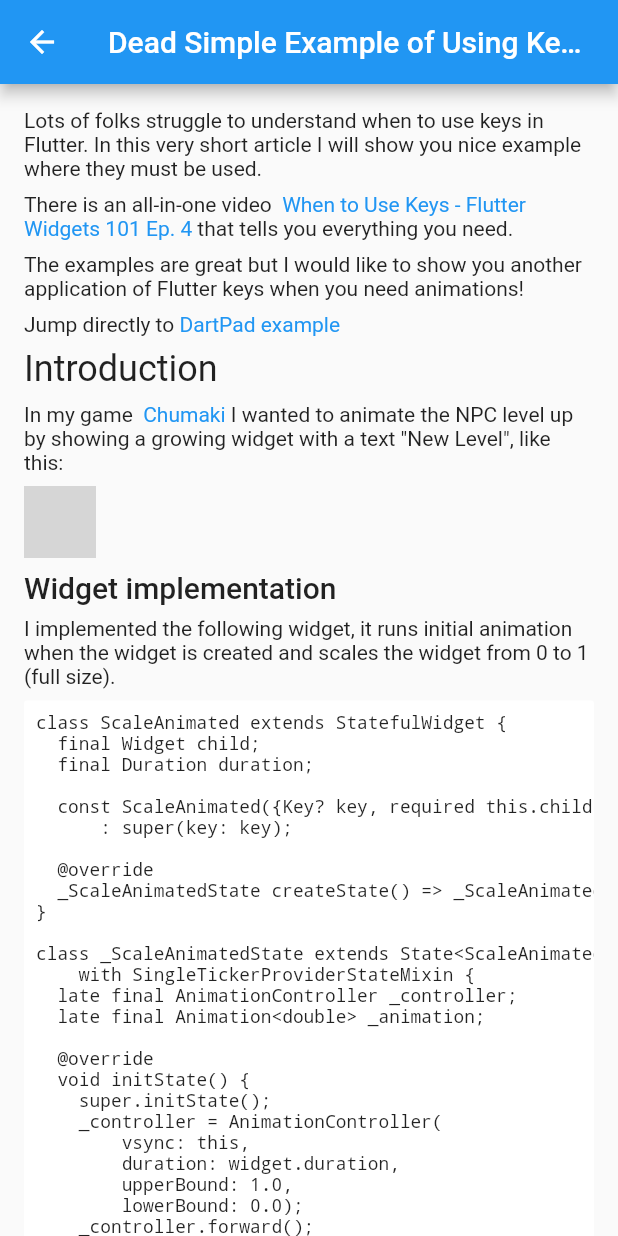
After one commit to gladimdim/metapersona, a Flutter app: the PostView screen opened by its route, on a phone screen of 412 x 824 dp. The commit adds this screen. Run offline on Flutter 3.47's test engine with Material 2 defaults, Android fonts, the phone set to English and light mode, and no system bars; our stand-ins replace flutter_markdown, shared_preferences; accounts and stored records are empty; generated files the repository leaves out were written again; grey boxes are pictures that could not be loaded.

Commit message:
First dummy Post rendered.

````diff
--- a/lib/src/app.dart
+++ b/lib/src/app.dart
@@ -1,6 +1,8 @@
 import 'package:flutter/material.dart';
 import 'package:flutter_gen/gen_l10n/app_localizations.dart';
 import 'package:flutter_localizations/flutter_localizations.dart';
+import 'package:metapersona/src/posts/post.dart';
+import 'package:metapersona/src/posts/post_view.dart';
 
 import 'sample_feature/sample_item_details_view.dart';
 import 'sample_feature/sample_item_list_view.dart';
@@ -25,15 +27,7 @@ class MyApp extends StatelessWidget {
       animation: settingsController,
       builder: (BuildContext context, Widget? child) {
         return MaterialApp(
-          // Providing a restorationScopeId allows the Navigator built by the
-          // MaterialApp to restore the navigation stack when a user leaves and
-          // returns to the app after it has been killed while running in the
-          // background.
           restorationScopeId: 'metapersona',
-
-          // Provide the generated AppLocalizations to the MaterialApp. This
-          // allows descendant Widgets to display the correct translations
-          // depending on the user's locale.
           localizationsDelegates: const [
             AppLocalizations.delegate,
             GlobalMaterialLocalizations.delegate,
@@ -41,8 +35,8 @@ class MyApp extends StatelessWidget {
             GlobalCupertinoLocalizations.delegate,
           ],
           supportedLocales: const [
-            Locale('en'), // English, no country code
-            Locale('uk'), // Ukrainian
+            Locale('en'),
+            Locale('uk'),
           ],
           locale: settingsController.locale,
           onGenerateTitle: (BuildContext context) =>
@@ -64,6 +58,9 @@ class MyApp extends StatelessWidget {
                   case SampleItemDetailsView.routeName:
                     return const SampleItemDetailsView();
                   case SampleItemListView.routeName:
+                    return const SampleItemListView();
+                  case PostView.routeNamePrefix:
+                    return PostView(post: firstArticle);
                   default:
                     return const SampleItemListView();
                 }
--- /dev/null
+++ b/lib/src/posts/post.dart
@@ -0,0 +1,118 @@
+class Post {
+  final String title;
+  final String content;
+  final String markdownFilePath;
+
+  const Post({required this.title, required this.content, required this.markdownFilePath});
+
+}
+
+
+class Catalog {
+  final List<Post> posts;
+
+  const Catalog({required this.posts});
+}
+
+final firstArticle = Post(markdownFilePath: "test", title: "Dead Simple Example of Using Keys in Flutter Widgets", content: '''
+Lots of folks struggle to understand when to use keys in Flutter. In this very short article I will show you nice example where they must be used.
+
+There is an all-in-one video  [When to Use Keys - Flutter Widgets 101 Ep. 4](https://www.youtube.com/watch?v=kn0EOS-ZiIc) that tells you everything you need.
+
+The examples are great but I would like to show you another application of Flutter keys when you need animations!
+
+Jump directly to [DartPad example](https://dartpad.dev/?id=116f0f3b5f3937698bb3316367a3edf6&null_safety=true)
+
+# Introduction
+
+In my game  [Chumaki](http://locadeserta.com/locadesertachumaki/index_en.html) I wanted to animate the NPC level up by showing a growing widget with a text "New Level", like this:
+
+![level_up.gif](https://cdn.hashnode.com/res/hashnode/image/upload/v1633201317894/vft_HwDaC.gif)
+
+## Widget implementation
+
+I implemented the following widget, it runs initial animation when the widget is created and scales the widget from 0 to 1 (full size).
+
+```
+class ScaleAnimated extends StatefulWidget {
+  final Widget child;
+  final Duration duration;
+
+  const ScaleAnimated({Key? key, required this.child, required this.duration})
+      : super(key: key);
+
+  @override
+  _ScaleAnimatedState createState() => _ScaleAnimatedState();
+}
+
+class _ScaleAnimatedState extends State<ScaleAnimated>
+    with SingleTickerProviderStateMixin {
+  late final AnimationController _controller;
+  late final Animation<double> _animation;
+
+  @override
+  void initState() {
+    super.initState();
+    _controller = AnimationController(
+        vsync: this,
+        duration: widget.duration,
+        upperBound: 1.0,
+        lowerBound: 0.0);
+    _controller.forward();
+    _animation = CurvedAnimation(parent: _controller, curve: Curves.linear);
+  }
+
+  @override
+  Widget build(BuildContext context) {
+    return ScaleTransition(
+      scale: _animation,
+      child: widget.child,
+    );
+  }
+
+  @override
+  void dispose() {
+    _controller.dispose();
+    super.dispose();
+  }
+}
+```
+
+The widget is called in this way:
+
+```
+ ScaleAnimated(
+          duration: const Duration(seconds: 2),
+          child: Text("New Level: \$level"),
+        ),
+```
+
+# Problem
+But the animation was playing only once...I level up one time, second time, third...The widget updated the level value but the animation was not playing! I checked debugger - the build method was called each time I level upped but initState was never called again.
+
+# Why?
+Please watch the video [When to Use Keys - Flutter Widgets 101 Ep. 4](https://www.youtube.com/watch?v=kn0EOS-ZiIc).
+
+TLDR: Flutter builds new tree on player level up event. The new widget is of the same type as previous, their keys are null, so Flutter thinks it is the same widget and just updates it with new state (text input parameter). The **initState** is not called cause old widget was reused.
+
+# Solution
+We have to help Flutter to distinguish identical widgets like in our case. The good thing: we dont have to change the Widget source code. We need to provide a Key parameter for its constructor like this:
+
+```
+ ScaleAnimated(
+          key: ValueKey(counter), // <--- here we provide key!
+          duration: const Duration(seconds: 2),
+          child: Text(
+              "New Level: \$counter"),
+        ),
+```
+
+We have a nice way of knowing when we really have to animate "New Level" widget - when the new level is received. This unique value can be used as a ValueKey.
+
+# Real example on DartPad
+
+Please open this link for a very short example of using ScaleAnimation with and without keys:
+
+ [DartPard Example for ValueKey](https://dartpad.dev/?id=116f0f3b5f3937698bb3316367a3edf6&null_safety=true)
+
+''');
--- /dev/null
+++ b/lib/src/posts/post_view.dart
@@ -0,0 +1,30 @@
+import 'package:flutter/material.dart';
+import 'package:flutter_markdown/flutter_markdown.dart';
+import 'package:metapersona/src/posts/post.dart';
+import 'package:url_launcher/url_launcher.dart';
+
+
+
+class PostView extends StatelessWidget {
+  static const String routeNamePrefix = "/catalog";
+  final Post post;
+  const PostView({Key? key, required this.post}) : super(key: key);
+
+  @override
+  Widget build(BuildContext context) {
+    return Scaffold(
+      appBar: AppBar(
+        title: Text(post.title),
+      ),
+      body: Markdown(
+        onTapLink: (text, link, title) async {
+          if (link == null) {
+            return;
+          }
+          await launch(link);
+        },
+        data: post.content,
+      ),
+    );
+  }
+}
--- a/pubspec.yaml
+++ b/pubspec.yaml
@@ -15,6 +15,8 @@ dependencies:
   flutter_localizations:
     sdk: flutter
   shared_preferences: ^2.0.8
+  flutter_markdown: ^0.6.8
+  url_launcher: ^6.0.12
 
 dev_dependencies:
   flutter_test:
````
Also changed, not shown: pubspec.lock, 2 other files.
